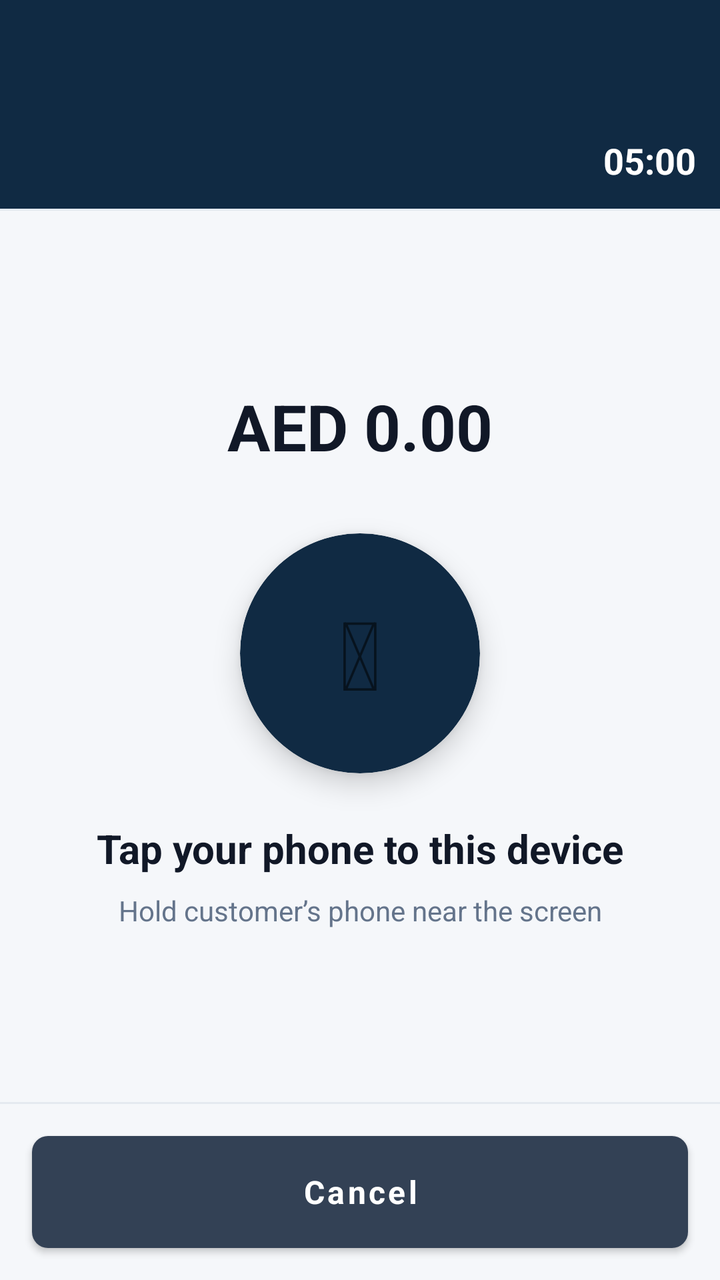
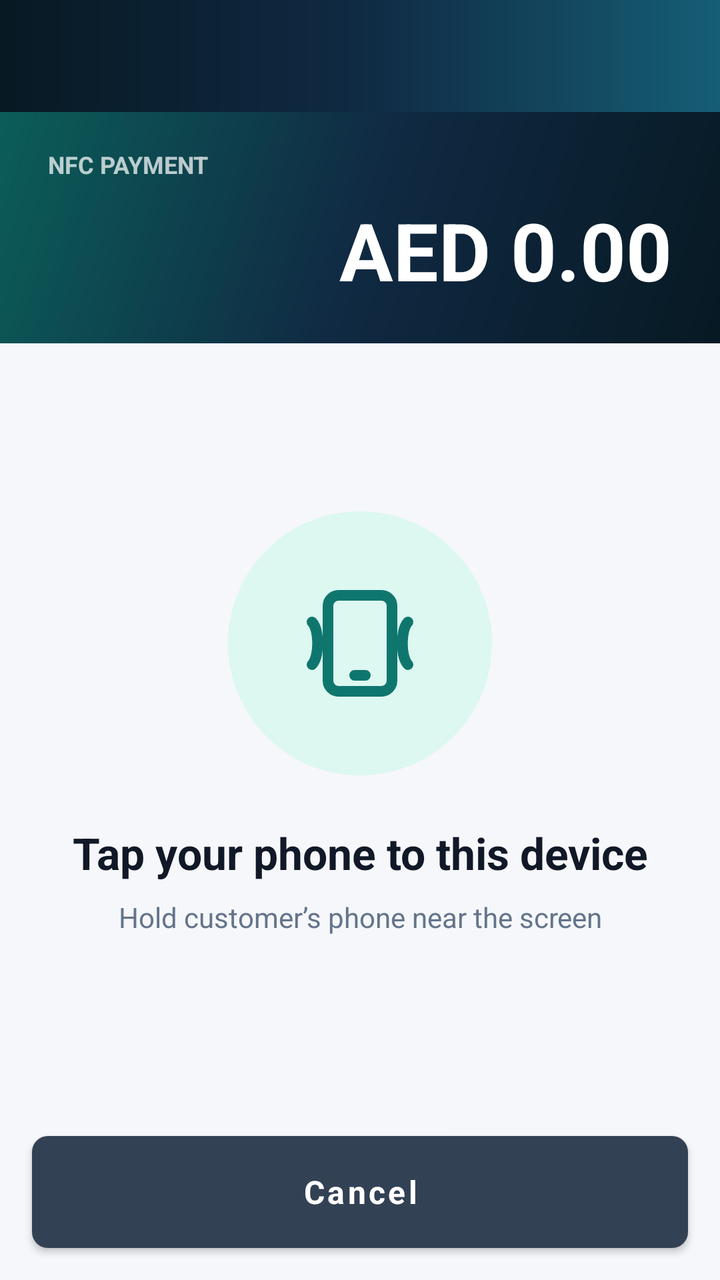

The first picture is an Android layout as it rendered before a commit; the second is the same layout after the commit. The layout source and the unified diff follow.
<!-- AndroidManifest.xml: application theme AppTheme -->
<!-- res/layout/activity_nfc_pay.xml -->
<?xml version="1.0" encoding="utf-8"?>
<LinearLayout xmlns:android="http://schemas.android.com/apk/res/android"
    xmlns:app="http://schemas.android.com/apk/res-auto"
    android:layout_width="match_parent"
    android:layout_height="match_parent"
    android:orientation="vertical"
    android:background="@color/background">

    <androidx.appcompat.widget.Toolbar
        android:id="@+id/toolbar"
        android:layout_width="match_parent"
        android:layout_height="?attr/actionBarSize"
        android:background="@color/primary"
        app:titleTextColor="@color/white" />

    <LinearLayout
        android:layout_width="match_parent"
        android:layout_height="match_parent"
        android:orientation="vertical"
        android:background="@color/background">

        
        <LinearLayout
            android:layout_width="match_parent"
            android:layout_height="wrap_content"
            android:orientation="horizontal"
            android:padding="12dp"
            android:gravity="end"
            android:background="@color/primary">
            <TextView
                android:id="@+id/tv_timer"
                android:layout_width="wrap_content"
                android:layout_height="wrap_content"
                android:text="05:00"
                android:textSize="18sp"
                android:textStyle="bold"
                android:textColor="@color/white" />
        </LinearLayout>

        <View android:layout_width="match_parent" android:layout_height="1dp"
            android:background="@color/divider" />

        
        <LinearLayout
            android:layout_width="match_parent"
            android:layout_height="0dp"
            android:layout_weight="1"
            android:orientation="vertical"
            android:gravity="center"
            android:padding="@dimen/screen_margin">

            <TextView
                android:id="@+id/tv_amount"
                android:layout_width="wrap_content"
                android:layout_height="wrap_content"
                android:text="AED 0.00"
                android:textSize="32sp"
                android:textStyle="bold"
                android:textColor="@color/text_primary"
                android:layout_marginBottom="32dp" />

            <com.google.android.material.card.MaterialCardView
                app:cardCornerRadius="60dp"
                app:cardElevation="8dp"
                app:cardBackgroundColor="@color/primary"
                android:layout_width="120dp"
                android:layout_height="120dp"
                android:layout_marginBottom="24dp">
                <LinearLayout
                    android:layout_width="match_parent"
                    android:layout_height="match_parent"
                    android:gravity="center">
                    <TextView
                        android:layout_width="wrap_content"
                        android:layout_height="wrap_content"
                        android:text="&#x1F4F1;"
                        android:textSize="48sp" />
                </LinearLayout>
            </com.google.android.material.card.MaterialCardView>

            <TextView
                android:layout_width="wrap_content"
                android:layout_height="wrap_content"
                android:text="@string/nfc_pay_instruction"
                android:textSize="20sp"
                android:textStyle="bold"
                android:textColor="@color/text_primary"
                android:gravity="center" />

            <TextView
                android:layout_width="wrap_content"
                android:layout_height="wrap_content"
                android:text="@string/nfc_pay_subtitle"
                android:textSize="14sp"
                android:textColor="@color/text_secondary"
                android:gravity="center"
                android:layout_marginTop="8dp" />
        </LinearLayout>

        <View android:layout_width="match_parent" android:layout_height="1dp"
            android:background="@color/divider" />

        <com.google.android.material.button.MaterialButton
            android:id="@+id/btn_cancel"
            style="@style/SecondaryButton"
            android:layout_width="match_parent"
            android:layout_height="@dimen/button_height"
            android:layout_margin="@dimen/screen_margin"
            android:text="@string/qr_cancel" />
    </LinearLayout>
</LinearLayout>
<!-- resources referenced by this layout -->
<resources>
  <color name="background">#F5F7FA</color>
  <color name="divider">#E5EAF0</color>
  <color name="primary">#102A43</color>
  <color name="text_primary">#111827</color>
  <color name="text_secondary">#64748B</color>
  <color name="white">#FFFFFF</color>
  <dimen name="button_height">56dp</dimen>
  <dimen name="screen_margin">16dp</dimen>
  <string name="nfc_pay_instruction">Tap your phone to this device</string>
  <string name="nfc_pay_subtitle">Hold customer’s phone near the screen</string>
  <string name="qr_cancel">Cancel</string>
  <style name="AppTheme" parent="Theme.MaterialComponents.Light.NoActionBar">
          <item name="colorPrimary">@color/primary</item>
          <item name="colorPrimaryDark">@color/primary_dark</item>
          <item name="colorAccent">@color/accent</item>
          <item name="android:windowBackground">@color/background</item>
          <item name="android:statusBarColor">@color/primary_dark</item>
          <item name="android:navigationBarColor">@color/primary_dark</item>
          <item name="android:fontFamily">sans-serif</item>
      </style>
  <color name="btn_secondary">#334155</color>
  <color name="primary_dark">#071923</color>
  <color name="accent">#0F766E</color>
  <!-- unchanged entries left out for length: 1 -->
</resources>

<!-- the commit's change to res/layout/activity_nfc_pay.xml (unified diff, before → after) -->
@@ -3,102 +3,94 @@
     xmlns:app="http://schemas.android.com/apk/res-auto"
     android:layout_width="match_parent"
     android:layout_height="match_parent"
-    android:orientation="vertical"
-    android:background="@color/background">
+    android:background="@color/background"
+    android:orientation="vertical">
 
     <androidx.appcompat.widget.Toolbar
         android:id="@+id/toolbar"
+        style="@style/AppToolbar"
         android:layout_width="match_parent"
         android:layout_height="?attr/actionBarSize"
-        android:background="@color/primary"
         app:titleTextColor="@color/white" />
+
+    <TextView
+        android:id="@+id/tv_timer"
+        android:layout_width="0dp"
+        android:layout_height="0dp"
+        android:visibility="gone" />
 
     <LinearLayout
         android:layout_width="match_parent"
         android:layout_height="match_parent"
-        android:orientation="vertical"
-        android:background="@color/background">
+        android:background="@color/background"
+        android:orientation="vertical">
 
-        
         <LinearLayout
             android:layout_width="match_parent"
             android:layout_height="wrap_content"
-            android:orientation="horizontal"
-            android:padding="12dp"
-            android:gravity="end"
-            android:background="@color/primary">
+            android:background="@drawable/bg_amount_panel"
+            android:orientation="vertical"
+            android:paddingStart="24dp"
+            android:paddingTop="18dp"
+            android:paddingEnd="24dp"
+            android:paddingBottom="20dp">
+
             <TextView
-                android:id="@+id/tv_timer"
+                style="@style/TextSectionLabel"
                 android:layout_width="wrap_content"
                 android:layout_height="wrap_content"
-                android:text="05:00"
-                android:textSize="18sp"
-                android:textStyle="bold"
-                android:textColor="@color/white" />
+                android:text="@string/nfc_pay_title"
+                android:textColor="#B8FFFFFF" />
+
+            <TextView
+                android:id="@+id/tv_amount"
+                android:layout_width="match_parent"
+                android:layout_height="wrap_content"
+                android:layout_marginTop="8dp"
+                android:gravity="end"
+                android:text="AED 0.00"
+                android:textColor="@color/white"
+                android:textSize="40sp"
+                android:textStyle="bold" />
         </LinearLayout>
 
-        <View android:layout_width="match_parent" android:layout_height="1dp"
-            android:background="@color/divider" />
-
-        
         <LinearLayout
             android:layout_width="match_parent"
             android:layout_height="0dp"
             android:layout_weight="1"
+            android:gravity="center"
             android:orientation="vertical"
-            android:gravity="center"
             android:padding="@dimen/screen_margin">
 
-            <TextView
-                android:id="@+id/tv_amount"
-                android:layout_width="wrap_content"
-                android:layout_height="wrap_content"
-                android:text="AED 0.00"
-                android:textSize="32sp"
-                android:textStyle="bold"
-                android:textColor="@color/text_primary"
-                android:layout_marginBottom="32dp" />
+            <FrameLayout
+                android:layout_width="132dp"
+                android:layout_height="132dp"
+                android:background="@drawable/bg_soft_accent_circle">
 
-            <com.google.android.material.card.MaterialCardView
-                app:cardCornerRadius="60dp"
-                app:cardElevation="8dp"
-                app:cardBackgroundColor="@color/primary"
-                android:layout_width="120dp"
-                android:layout_height="120dp"
-                android:layout_marginBottom="24dp">
-                <LinearLayout
-                    android:layout_width="match_parent"
-                    android:layout_height="match_parent"
-                    android:gravity="center">
-                    <TextView
-                        android:layout_width="wrap_content"
-                        android:layout_height="wrap_content"
-                        android:text="&#x1F4F1;"
-                        android:textSize="48sp" />
-                </LinearLayout>
-            </com.google.android.material.card.MaterialCardView>
+                <ImageView
+                    android:layout_width="64dp"
+                    android:layout_height="64dp"
+                    android:layout_gravity="center"
+                    android:contentDescription="@null"
+                    android:src="@drawable/ic_phone_tap" />
+            </FrameLayout>
 
             <TextView
-                android:layout_width="wrap_content"
+                style="@style/TextScreenTitle"
+                android:layout_width="match_parent"
                 android:layout_height="wrap_content"
-                android:text="@string/nfc_pay_instruction"
-                android:textSize="20sp"
-                android:textStyle="bold"
-                android:textColor="@color/text_primary"
-                android:gravity="center" />
+                android:layout_marginTop="24dp"
+                android:gravity="center"
+                android:text="@string/nfc_pay_instruction" />
 
             <TextView
-                android:layout_width="wrap_content"
+                style="@style/TextBodyMuted"
+                android:layout_width="match_parent"
                 android:layout_height="wrap_content"
-                android:text="@string/nfc_pay_subtitle"
-                android:textSize="14sp"
-                android:textColor="@color/text_secondary"
+                android:layout_marginTop="8dp"
                 android:gravity="center"
-                android:layout_marginTop="8dp" />
+                android:text="@string/nfc_pay_subtitle" />
         </LinearLayout>
-
-        <View android:layout_width="match_parent" android:layout_height="1dp"
-            android:background="@color/divider" />
 
         <com.google.android.material.button.MaterialButton
             android:id="@+id/btn_cancel"
<!-- resource entries referenced after the edit -->
@@ -1,16 +1,74 @@
 <!-- resources referenced by this layout -->
 <resources>
   <color name="background">#F5F7FA</color>
-  <color name="divider">#E5EAF0</color>
   <color name="primary">#102A43</color>
+  <color name="accent_dark">#0B5E59</color>
+  <color name="accent_soft">#DDF7F1</color>
   <color name="text_primary">#111827</color>
+  <color name="primary_variant">#155E75</color>
   <color name="text_secondary">#64748B</color>
   <color name="white">#FFFFFF</color>
   <dimen name="button_height">56dp</dimen>
   <dimen name="screen_margin">16dp</dimen>
+  <!-- drawable bg_amount_panel (drawable) -->
+  <?xml version="1.0" encoding="utf-8"?>
+  <shape xmlns:android="http://schemas.android.com/apk/res/android">
+      <gradient
+          android:angle="135"
+          android:startColor="@color/primary_dark"
+          android:centerColor="@color/primary"
+          android:endColor="@color/accent_dark" />
+  </shape>
+  <!-- drawable bg_soft_accent_circle (drawable) -->
+  <?xml version="1.0" encoding="utf-8"?>
+  <shape xmlns:android="http://schemas.android.com/apk/res/android"
+      android:shape="oval">
+      <solid android:color="@color/accent_soft" />
+  </shape>
+  <!-- drawable ic_phone_tap (drawable) -->
+  <?xml version="1.0" encoding="utf-8"?>
+  <vector xmlns:android="http://schemas.android.com/apk/res/android"
+      android:width="48dp"
+      android:height="48dp"
+      android:viewportWidth="24"
+      android:viewportHeight="24">
+      <path
+          android:fillColor="@android:color/transparent"
+          android:pathData="M8,3h8a2,2 0,0 1,2 2v14a2,2 0,0 1,-2 2H8a2,2 0,0 1,-2 -2V5a2,2 0,0 1,2 -2zM11,18h2"
+          android:strokeColor="@color/accent"
+          android:strokeLineCap="round"
+          android:strokeLineJoin="round"
+          android:strokeWidth="2" />
+      <path
+          android:fillColor="@android:color/transparent"
+          android:pathData="M3,8c1.4,1.5 1.4,6.5 0,8M21,8c-1.4,1.5 -1.4,6.5 0,8"
+          android:strokeColor="@color/accent"
+          android:strokeLineCap="round"
+          android:strokeWidth="2" />
+  </vector>
   <string name="nfc_pay_instruction">Tap your phone to this device</string>
   <string name="nfc_pay_subtitle">Hold customer’s phone near the screen</string>
+  <string name="nfc_pay_title">NFC Payment</string>
   <string name="qr_cancel">Cancel</string>
+  <style name="AppToolbar">
+          <item name="android:background">@drawable/bg_toolbar</item>
+          <item name="android:elevation">0dp</item>
+      </style>
+  <style name="TextBodyMuted">
+          <item name="android:textColor">@color/text_secondary</item>
+          <item name="android:textSize">14sp</item>
+      </style>
+  <style name="TextScreenTitle">
+          <item name="android:textColor">@color/text_primary</item>
+          <item name="android:textSize">22sp</item>
+          <item name="android:textStyle">bold</item>
+      </style>
+  <style name="TextSectionLabel">
+          <item name="android:textColor">@color/text_secondary</item>
+          <item name="android:textSize">12sp</item>
+          <item name="android:textStyle">bold</item>
+          <item name="android:textAllCaps">true</item>
+      </style>
   <style name="AppTheme" parent="Theme.MaterialComponents.Light.NoActionBar">
           <item name="colorPrimary">@color/primary</item>
           <item name="colorPrimaryDark">@color/primary_dark</item>
@@ -23,6 +81,15 @@
   <color name="btn_secondary">#334155</color>
   <color name="primary_dark">#071923</color>
   <color name="accent">#0F766E</color>
+  <!-- drawable bg_toolbar (drawable) -->
+  <?xml version="1.0" encoding="utf-8"?>
+  <shape xmlns:android="http://schemas.android.com/apk/res/android">
+      <gradient
+          android:angle="0"
+          android:startColor="@color/primary_dark"
+          android:centerColor="@color/primary"
+          android:endColor="@color/primary_variant" />
+  </shape>
   <!-- unchanged entries left out for length: 1 -->
 </resources>
 
